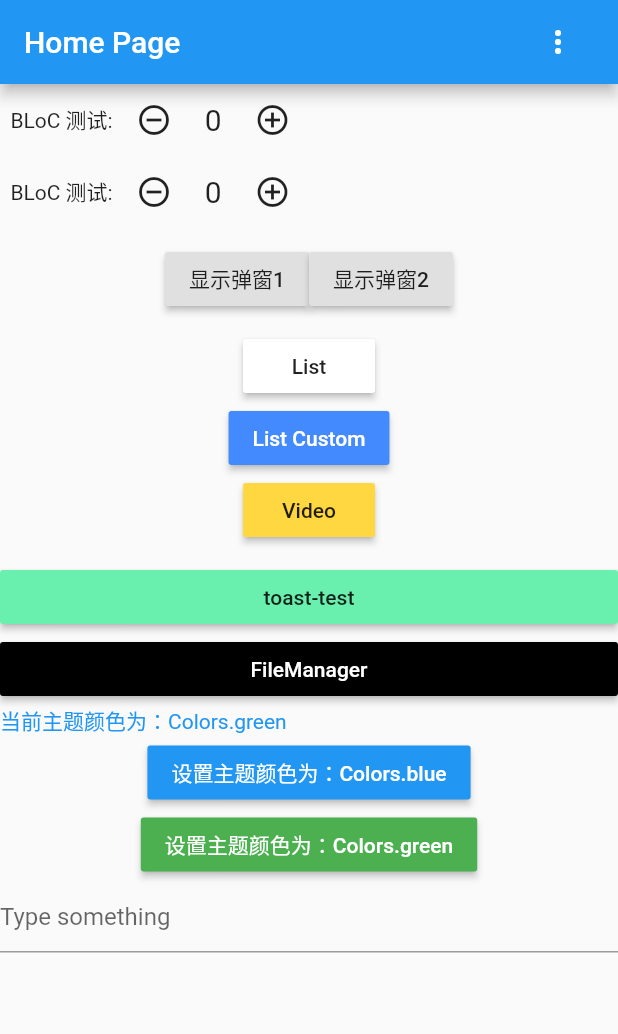
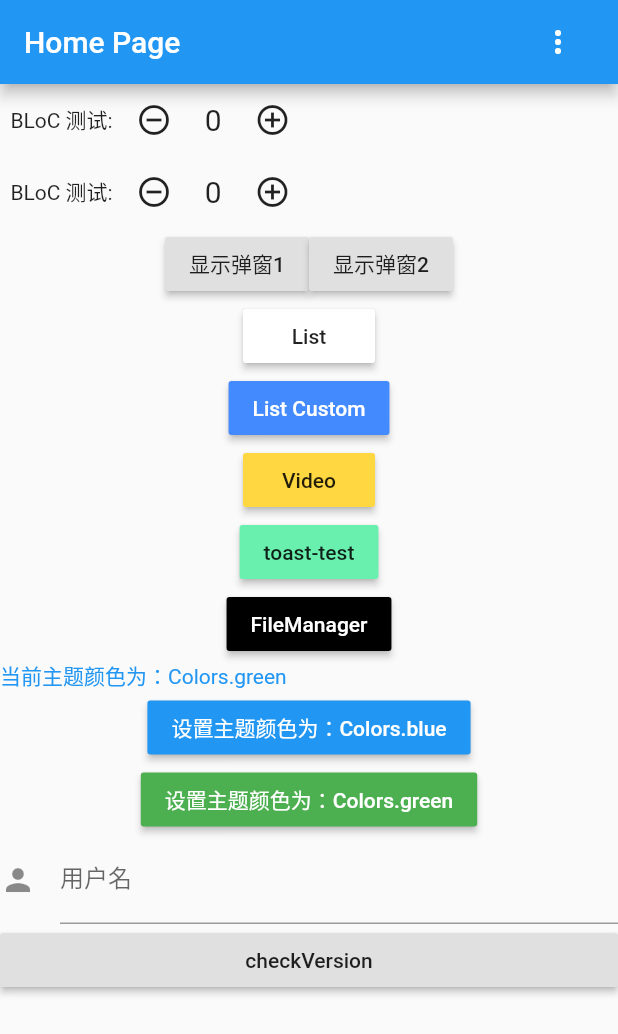
Before and after one commit to zero9527/fluttertest, a Flutter app: the screen it shows after launch, on a phone screen of 412 x 824 dp. Shown: the top 1034 px of the screen. Run offline on Flutter 3.47's test engine with Material 2 defaults, Android fonts, the phone set to English and light mode, and no system bars; our stand-ins replace chewie, dio, file_picker, package_info, permission_handler, shared_preferences and 1 more.

```diff
--- a/lib/BLoC/global_bloc.dart
+++ b/lib/BLoC/global_bloc.dart
@@ -3,8 +3,8 @@ import 'package:flutter/material.dart';
 
 class GlobalBLoC {
   bool _isLogin;
-  Color _themeColor;
-  Color _themeTextColor;
+  Color _themeColor; // 状态栏背景色
+  Color _themeTextColor; // 状态栏文本色
   StreamController _globalController;
 
   GlobalBLoC() {
--- a/lib/api/index.dart
+++ b/lib/api/index.dart
@@ -1,5 +1,6 @@
 import 'package:dio/dio.dart';
 import '../utils/index.dart' show logUtil;
+import 'package:fluttertest/components/ToToast/index.dart';
 
 Dio dio = new Dio();
 
@@ -102,6 +103,7 @@ class HttpUtil {
   }
 
   void logPrint({ e, apiUrl, method }) {
+    // ToToast(context: null, text: '请求出错');
     print('[$apiUrl], [$method], $e');
   }
 }
--- /dev/null
+++ b/lib/components/app-update.dart
@@ -0,0 +1,23 @@
+import 'package:flutter/material.dart';
+import 'package:package_info/package_info.dart';
+import 'package:fluttertest/api/test-api.dart';
+
+class AppInfo extends StatelessWidget {
+  AppInfo() : super();
+
+  void checkVersion() async {
+    PackageInfo packageInfo = await PackageInfo.fromPlatform();
+    var res = await getNewestVersion(platform: 0, version: packageInfo.version);
+    print('$res');
+  }
+
+  @override
+  Widget build(BuildContext context) {
+    return Container(
+      child: RaisedButton(
+        onPressed: checkVersion,
+        child: Text('checkVersion'),
+      ),
+    );
+  }
+}
--- a/lib/components/counter.dart
+++ b/lib/components/counter.dart
@@ -1,18 +1,15 @@
 import 'package:flutter/material.dart';
 import 'package:fluttertest/BLoC/count_bloc.dart';
-import 'package:fluttertest/BLoC/global_bloc.dart';
 
 class Counter extends StatelessWidget {
   Counter({ Key key }) : super(key: key);
 
   void decrease() {
     countBLoC.decrease();
-    globalBLoC.setIsLogin(!globalBLoC.isLogin);
   }
 
   void increment() {
     countBLoC.increment();
-    globalBLoC.setIsLogin(!globalBLoC.isLogin);
   }
 
   @override
--- a/lib/components/test.dart
+++ b/lib/components/test.dart
@@ -8,6 +8,7 @@ import 'package:permission_handler/permission_handler.dart';
 import 'package:url_launcher/url_launcher.dart';
 import 'package:fluttertest/components/alert.dart';
 import 'package:fluttertest/components/counter.dart';
+import 'package:fluttertest/components/app-update.dart';
 
 class Test extends StatefulWidget {
   Test({ Key key }) : super(key: key);
@@ -17,8 +18,9 @@ class Test extends StatefulWidget {
 }
 
 class TestState extends State<Test> {
+  String sdCardDir;
+
   TestState() : super();
-  String sdCardDir;
 
   @override
   void initState() {
@@ -65,14 +67,25 @@ class TestState extends State<Test> {
     globalBLoC.setTheme(themeColor: color);
   }
 
+  void inputChange(val) {
+    print('input: $val');
+  }
+
   @override
   Widget build(BuildContext context) {
+    Widget comp({@required Widget child}) {
+      return Row(
+        mainAxisAlignment: MainAxisAlignment.center,
+        children: <Widget>[
+          child
+        ],
+      );
+    }
     return ListView(
       children: <Widget>[
         Counter(),
         Counter(),
-        Container(
-          padding: EdgeInsets.only(top: 10, bottom: 10),
+        comp(
           child: Row(
             mainAxisAlignment: MainAxisAlignment.center,
             children: <Widget>[
@@ -107,12 +120,8 @@ class TestState extends State<Test> {
             ],
           ),
         ),
-        Container(
-          padding: EdgeInsets.only(bottom: 10),
-          child: Row(
-            mainAxisAlignment: MainAxisAlignment.center,
-            children: <Widget>[
-              Column(
+        comp(
+          child: Column(
             children: <Widget>[
               RaisedButton(
                 color: Color(0xffffffff),
@@ -132,17 +141,15 @@ class TestState extends State<Test> {
               ),
             ],
           ),
-            ],
         ),
-        ),
-        Container(
+        comp(
           child: RaisedButton(
             onPressed: () => goto(context, '/toast-test'),
             color: Colors.greenAccent,
             child: Text('toast-test'),
           ),
         ),
-        Container(
+        comp(
           child: RaisedButton(
             color: Colors.black,
             textColor: Colors.white,
@@ -185,12 +192,17 @@ class TestState extends State<Test> {
               child: Text('设置主题颜色为：Colors.green'),
             ),
             TextField(
+              onChanged: (val) => inputChange(val),
+              keyboardType: TextInputType.multiline,
               decoration: new InputDecoration(
-                hintText: 'Type something',
+                fillColor: Colors.blue,
+                labelText: '用户名',
+                icon: Icon(Icons.person)
               ),
             ),
           ],
         ),
+        AppInfo()
       ],
     );
   }
--- a/pubspec.yaml
+++ b/pubspec.yaml
@@ -11,7 +11,7 @@ description: A new Flutter project.
 # In iOS, build-name is used as CFBundleShortVersionString while build-number used as CFBundleVersion.
 # Read more about iOS versioning at
 # https://developer.apple.com/library/archive/documentation/General/Reference/InfoPlistKeyReference/Articles/CoreFoundationKeys.html
-version: 1.0.0+1
+version: 1.0.0
 
 environment:
   sdk: ">=2.1.0 <3.0.0"
@@ -25,12 +25,14 @@ dependencies:
   cupertino_icons: ^0.1.2
 
   dio: ^2.1.7
+  shared_preferences: ^0.5.3+4
   path_provider: 1.1.0 #^1.3.0
   chewie: ^0.9.8
   video_player: ^0.10.2+1
   permission_handler: ^3.2.0
   file_picker: ^1.4.0
   url_launcher: ^5.1.4
+  package_info: ^0.4.0+6
 
 dev_dependencies:
   flutter_test:
```
Also changed, not shown: lib/BLoC/count_bloc.dart (+16 -1 lines), lib/api/test-api.dart (+9 -0 lines), lib/components/ToToast/index.dart (+42 -9 lines), lib/components/ToToast/loading-toast.dart (added, +71 -0 lines), lib/components/ToToast/toast.test.dart (+29 -11 lines), pubspec.lock. Lines whose indentation alone changed are shown as unchanged.
